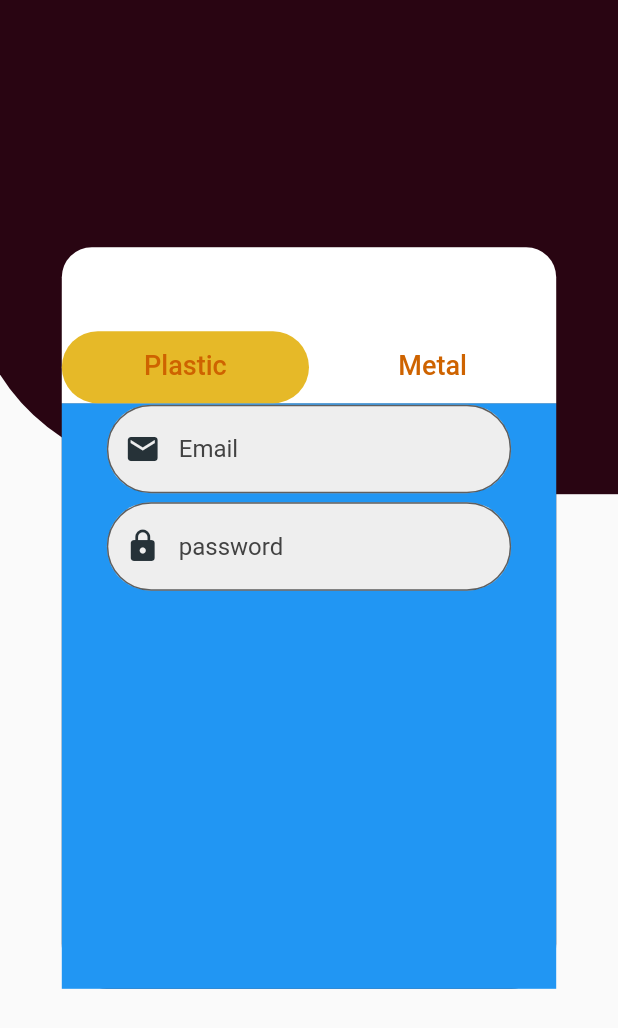
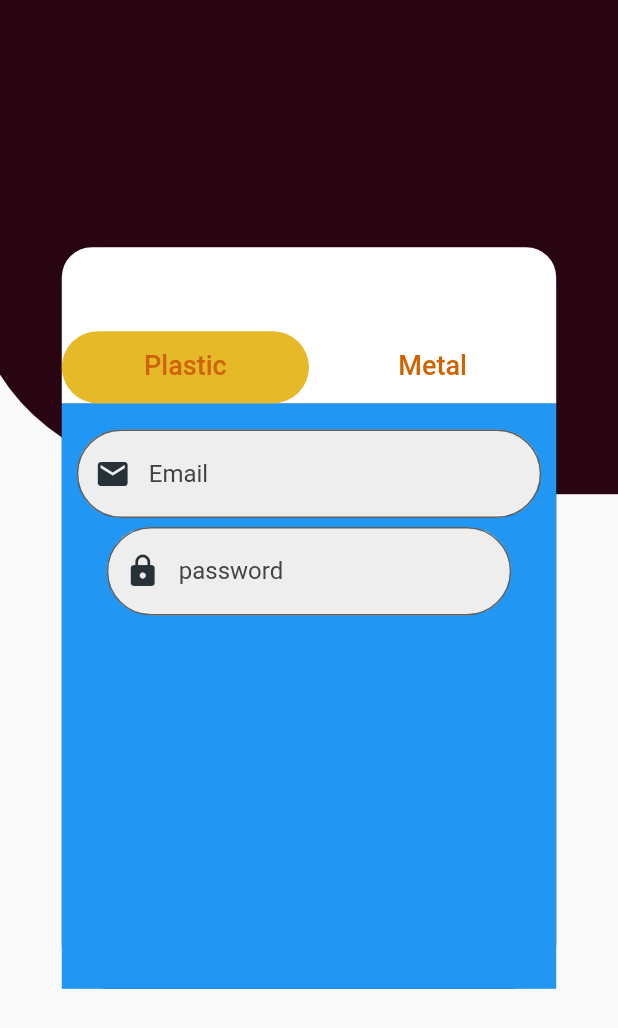
Before and after one commit to emilio-kariuki/youth, a Flutter app: the screen it shows after launch, on a phone screen of 412 x 824 dp. Shown: the top 1028 px of the screen. Run offline on Flutter 3.47's test engine with Material 2 defaults, Android fonts, the light colour scheme and no system bars; our stand-ins replace google_fonts.

Commit message:
April 3, 2022 4:20 PM

```diff
--- a/lib/Accounts/login.dart
+++ b/lib/Accounts/login.dart
@@ -117,8 +117,10 @@ class _LoginContentsState extends State<LoginContents> {
                     Container(
                       child: Column(
                         children: [
+                          SizedBox(height: size.height * 0.02),
                           Padding(
-                            padding: const EdgeInsets.fromLTRB(30, 1, 30, 0),
+
+                            padding: const EdgeInsets.fromLTRB(10, 1, 10, 0),
                             child: TextFormField(
                               obscureText: false,
                               decoration: InputDecoration(
```
